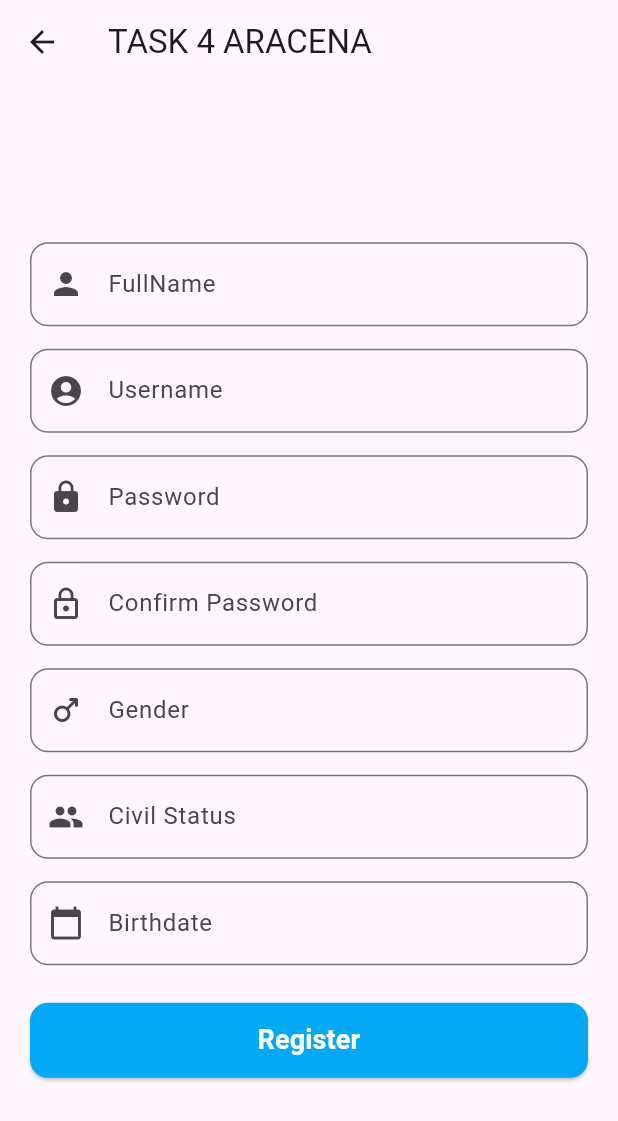
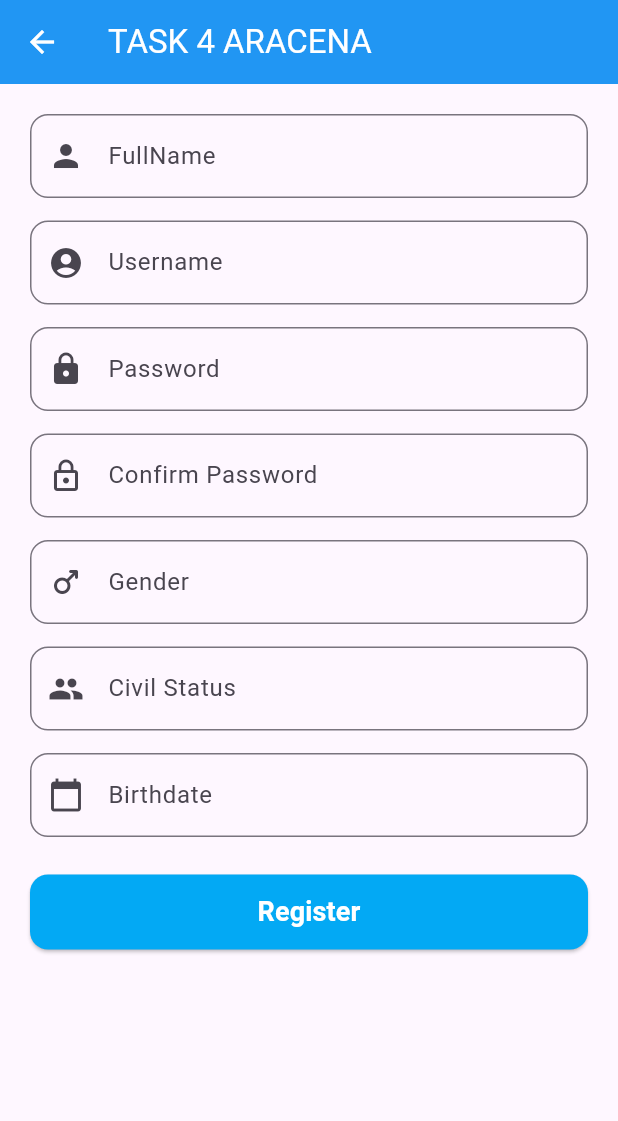
Before and after one commit to Aracena18/CCE-106-Activities, a Flutter app: the RegisterPage screen opened directly, on a phone screen of 412 x 824 dp. Shown: the top 1121 px of the screen. Run offline on Flutter 3.47's test engine with Material 3 defaults, Android fonts, the phone set to English and light mode, and no system bars.

Commit message:
Fix Task 4 register overflow and blue AppBar

```diff
--- a/lib/activities/activity_03_login_register/register.dart
+++ b/lib/activities/activity_03_login_register/register.dart
@@ -59,12 +59,13 @@ class _RegisterPageState extends State<RegisterPage> {
   Widget build(BuildContext context) {
     return Scaffold(
       appBar: AppBar(
+        backgroundColor: Colors.blue,
+        foregroundColor: Colors.white,
         title: const Text('TASK 4 ARACENA'),
       ),
-      body: Padding(
+      body: SingleChildScrollView(
         padding: const EdgeInsets.all(20.0),
         child: Column(
-          mainAxisAlignment: MainAxisAlignment.center,
           children: [
             TextField(
               controller: _fullnameController,
```
